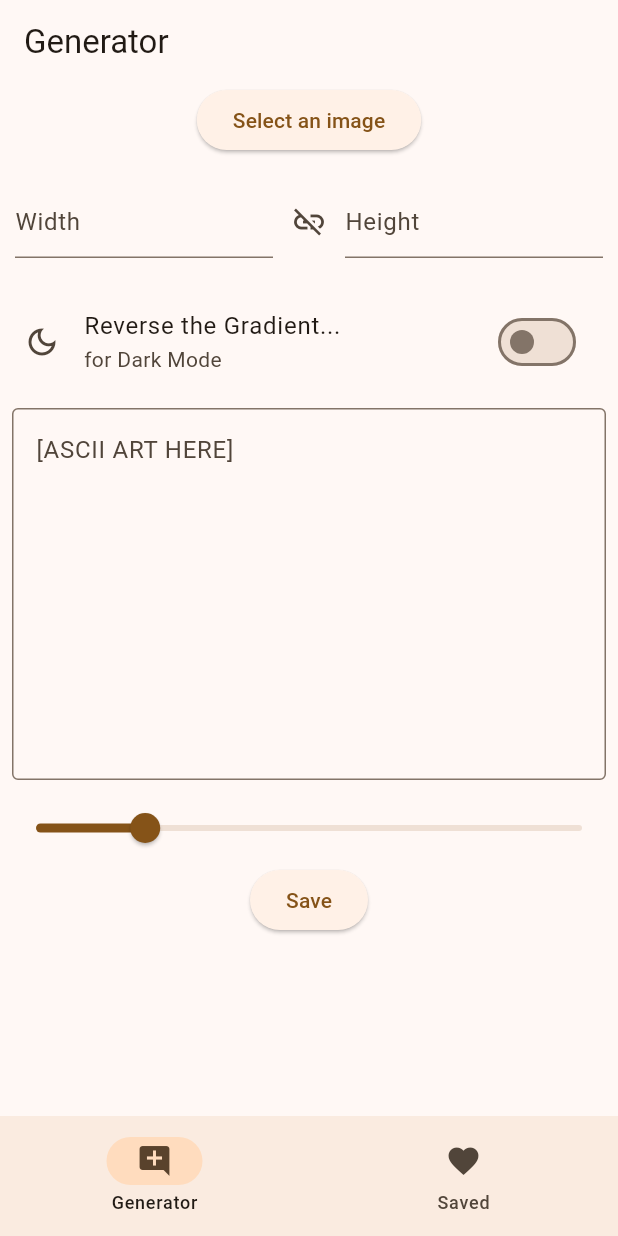
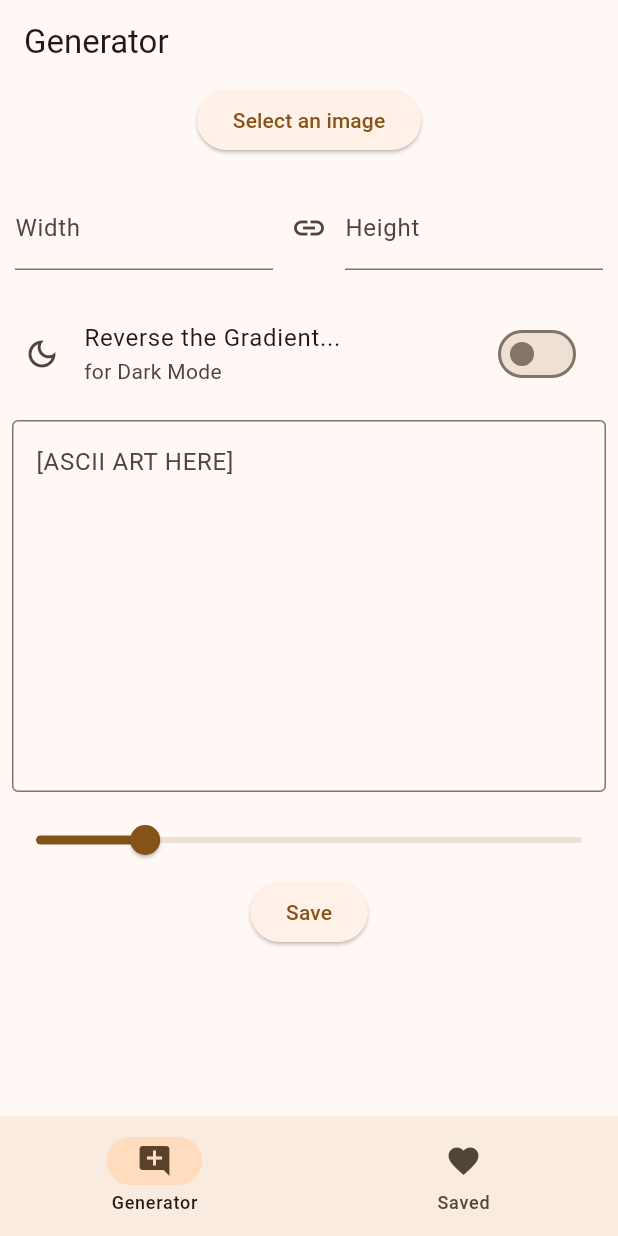
Before and after one commit to Gosh42/asciifier-flutter, a Flutter app: the screen it shows after launch, after a tap on the "link off" icon, on a phone screen of 412 x 824 dp. Run offline on Flutter 3.47's test engine with Material 3 defaults, Android fonts, the phone set to English and light mode, and no system bars; our stand-ins replace image_picker.

Commit message:
Image size selection
Lets you link the values to preserve ratio between width and height, like in any image editors

```diff
--- a/lib/main.dart
+++ b/lib/main.dart
@@ -1,3 +1,5 @@
+import 'dart:math';
+
 import 'package:flutter/material.dart';
 import 'package:flutter/services.dart';
 import 'package:image_picker/image_picker.dart';
@@ -36,6 +38,50 @@ class _GeneratorPageState extends State<GeneratorPage> {
   String previewText = '[ASCII ART HERE]';
   double previewFontSize = 4;
 
+  bool isLinked = false;
+  IconData linkIcon = Icons.link_off;
+
+  double width = 1;
+  double height = 1;
+
+  final _textControllerWidth = TextEditingController();
+  void _onWidthChanged(){
+    double newWidth = max(double.parse(_textControllerWidth.text), 1);
+    setState(() {
+      if(isLinked){
+        height *= (newWidth / width);
+        String heightStr = height.round().toString();
+
+        _textControllerHeight.removeListener(_onHeightChanged);
+        _textControllerHeight.value = TextEditingValue(
+          text: heightStr,
+          selection: TextSelection.fromPosition(TextPosition(offset: heightStr.length))
+        );
+        _textControllerHeight.addListener(_onHeightChanged);
+      }
+      width = newWidth;
+    });
+  }
+  final _textControllerHeight = TextEditingController();
+  void _onHeightChanged(){
+    double newHeight = max(double.parse(_textControllerHeight.text), 1);
+    setState(() {
+      if(isLinked){
+        width *= (newHeight / height);
+        String widthStr = width.round().toString();
+
+        _textControllerWidth.removeListener(_onWidthChanged);
+        _textControllerWidth.value = TextEditingValue(
+            text: widthStr,
+            selection: TextSelection.fromPosition(TextPosition(offset: widthStr.length))
+        );
+        _textControllerWidth.addListener(_onWidthChanged);
+      }
+      height = newHeight;
+    });
+  }
+
+
 
   Future _pickGalleryImage(BuildContext context) async {
     final galleryImage = await ImagePicker().pickImage(source: ImageSource.gallery);
@@ -54,8 +100,7 @@ class _GeneratorPageState extends State<GeneratorPage> {
 
     showDialog<void>(
         context: context,
-        builder: (BuildContext context)
-    {
+        builder: (BuildContext context) {
       return AlertDialog(
         title: const Text('Notice'),
         content: SingleChildScrollView(
@@ -73,6 +118,21 @@ class _GeneratorPageState extends State<GeneratorPage> {
     }
   );
 }
+
+  @override
+  void initState() {
+    super.initState();
+
+    _textControllerWidth.addListener(_onWidthChanged);
+    _textControllerHeight.addListener(_onHeightChanged);
+  }
+
+  @override
+  void dispose(){
+    _textControllerWidth.dispose();
+    _textControllerHeight.dispose();
+    super.dispose();
+  }
 
   @override
   Widget build(BuildContext context) {
@@ -95,21 +155,59 @@ class _GeneratorPageState extends State<GeneratorPage> {
                 const SizedBox(width: 10),
                 Flexible(
                   child: TextField(
+                    controller: _textControllerWidth,
                     keyboardType: TextInputType.number,
                     inputFormatters: <TextInputFormatter>[FilteringTextInputFormatter.digitsOnly],
                     decoration: const InputDecoration(
-                      hintText: "Width"
+                      labelText: "Width"
                     ),
+                    /*onChanged: (str){
+                      double newWidth = double.parse(str);
+                      setState(() {
+                        if(isLinked){
+                          height *= (newWidth / width);
+                        }
+                        width = newWidth;
+                        _textControllerWidth.value = TextEditingValue(
+                          text: str,
+                          selection: TextSelection.fromPosition(TextPosition(offset: str.length))
+                        );
+                      });
+                    },*/
                   ),
                 ),
-                IconButton(onPressed: (){}, icon: const Icon(Icons.link_off)),
+                IconButton(onPressed: (){
+                      setState(() {
+                        isLinked = !isLinked;
+                        if (isLinked) {
+                          linkIcon = Icons.link;
+                        } else {
+                          linkIcon = Icons.link_off;
+                      }
+                    });
+                  }, icon: Icon(linkIcon)
+                ),
                 Flexible(
                   child: TextField(
+                    controller: _textControllerHeight,
                     keyboardType: TextInputType.number,
                     inputFormatters: <TextInputFormatter>[FilteringTextInputFormatter.digitsOnly],
                     decoration: const InputDecoration(
-                      hintText: "Height"
+                      labelText: "Height"
                     ),
+                    /*onChanged: (str){
+                      double newHeight = double.parse(str);
+                      setState(() {
+                        if(isLinked){
+                          width *= (newHeight / height);
+                        }
+                        height = newHeight;
+                        _textControllerHeight.value = TextEditingValue(
+                          text: str,
+                          selection: TextSelection.fromPosition(TextPosition(offset: str.length))
+                        );
+                      });
+                    },*/
                   ),
                 ),
                 const SizedBox(width: 10)
```
